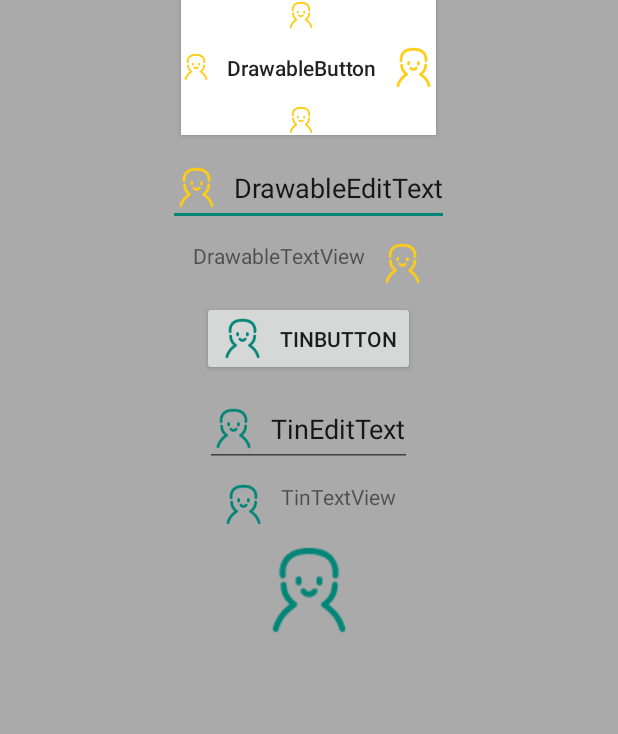
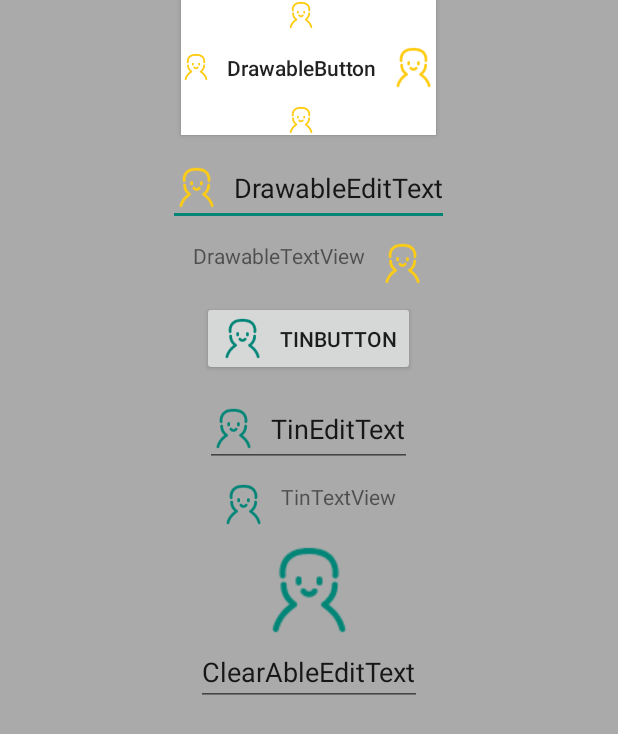
Before and after one commit to SunnyQjm/quickandroid, an Android app: the CustomViewDemoActivity screen opened directly, with no data from a screen before it, on a phone screen of 412 x 824 dp. Shown: the top 734 px of the screen. Run offline under Robolectric (Android 15) with nearby library versions, the phone set to English and light mode, and no system bars.

Commit message:
fix: 修复ClearAbleEditText组件

```diff
--- a/app/src/main/res/layout/activity_custom_view_demo.xml
+++ b/app/src/main/res/layout/activity_custom_view_demo.xml
@@ -100,4 +100,10 @@
             app:tinColor="@color/colorPrimary"
             android:layout_width="wrap_content"
             android:layout_height="wrap_content"/>
+
+    <cn.qjm253.quick_android_custom_view.other.ClearAbleEditText
+            android:text="ClearAbleEditText"
+            android:layout_gravity="center"
+            android:layout_width="wrap_content"
+            android:layout_height="wrap_content"/>
 </LinearLayout>
--- a/quick_android_custom_view/src/main/java/cn/qjm253/quick_android_custom_view/other/ClearAbleEditText.kt
+++ b/quick_android_custom_view/src/main/java/cn/qjm253/quick_android_custom_view/other/ClearAbleEditText.kt
@@ -16,7 +16,7 @@ import cn.qjm253.quick_android_custom_view.tin_view.TinEditText
  * @date 19-7-14 下午8:01
  */
 
-class ClearAbleEditText(
+class ClearAbleEditText @JvmOverloads constructor(
     context: Context, attrs: AttributeSet? = null, defStyleAttr: Int = android.R.attr.editTextStyle
 ) : TinEditText(context, attrs, defStyleAttr) {
 
@@ -63,8 +63,12 @@ class ClearAbleEditText(
         return super.onTouchEvent(event)
     }
 
-    private fun changeDrawables(left: Drawable? = mDrawables[0], top: Drawable? = mDrawables[1], right: Drawable? = mDrawables[2],
-                                bottom: Drawable? = mDrawables[3]) {
+    private fun changeDrawables(
+        left: Drawable? = mDrawables[0],
+        top: Drawable? = mDrawables[1],
+        right: Drawable? = mDrawables[2],
+        bottom: Drawable? = mDrawables[3]
+    ) {
         setCompoundDrawables(left, top, right, bottom)
     }
 }
```
